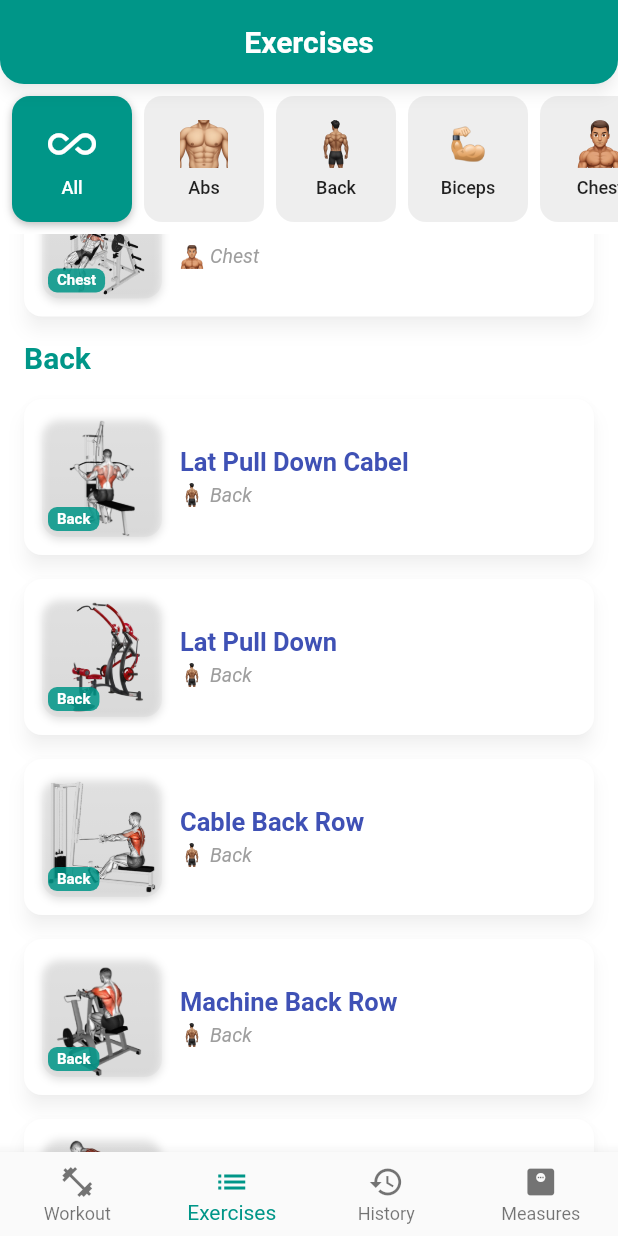
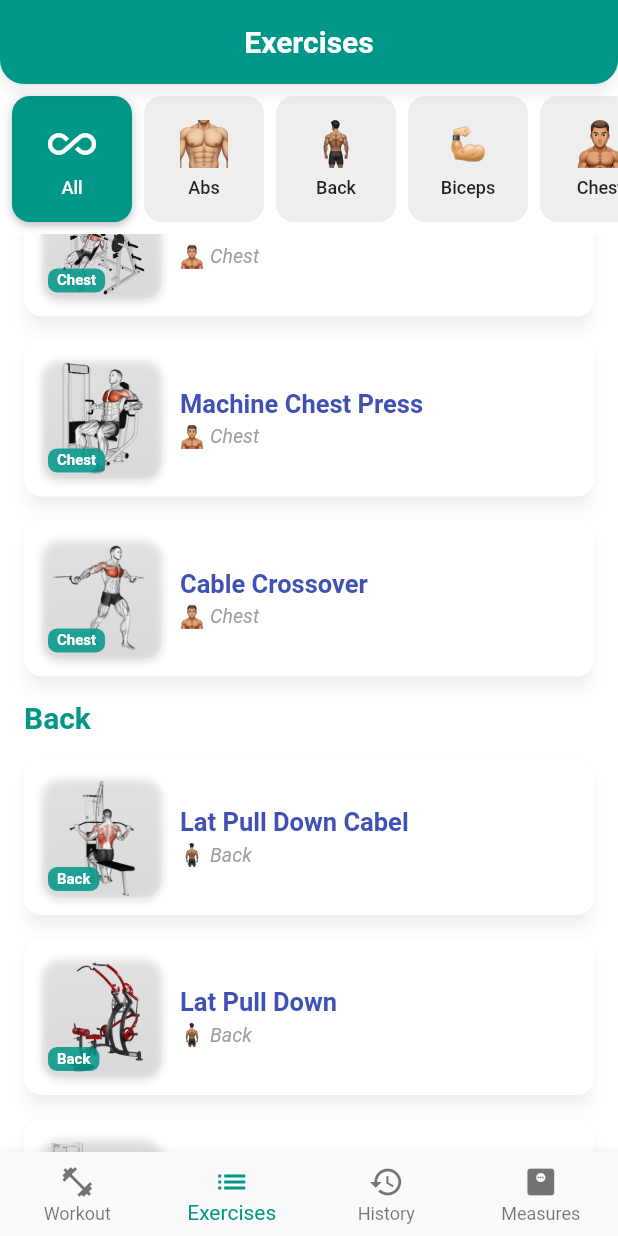
Before and after one commit to zFiora/workout-tracker, a Flutter app: the screen it shows after launch, item 2 of the bottom bar chosen, scrolled down 576 dp, on a phone screen of 412 x 824 dp. Run offline on Flutter 3.47's test engine with Material 3 defaults, Android fonts, the phone set to English and light mode, and no system bars; our stand-ins replace hive, hive_flutter; accounts and stored records are empty.

Commit message:
new workouts added

```diff
--- a/lib/home/exercises/exerciesesList.dart
+++ b/lib/home/exercises/exerciesesList.dart
@@ -306,6 +306,30 @@ class ExercisesViewModel extends ChangeNotifier {
       category: WorkoutCategory.back,
       workoutImage: 'assets/workouts/back/close_grip_lat_pulldown.png',
     ),
+    ExerciseModel(
+      id: 50,
+      name: 'Machine Chest Press',
+      category: WorkoutCategory.chest,
+      workoutImage: 'assets/workouts/chest/machine_chest_press_flat.png',
+    ),
+    ExerciseModel(
+      id: 51,
+      name: 'Cable Crossover',
+      category: WorkoutCategory.chest,
+      workoutImage: 'assets/workouts/chest/cabel_crossover.png',
+    ),
+    ExerciseModel(
+      id: 52,
+      name: 'Hip Thrust',
+      category: WorkoutCategory.legs,
+      workoutImage: 'assets/workouts/legs/hip_thrust_barbell.png',
+    ),
+    ExerciseModel(
+      id: 53,
+      name: 'Seated Calf Raise',
+      category: WorkoutCategory.legs,
+      workoutImage: 'assets/workouts/legs/seated_calf_raise.png',
+    ),
   ];
 
   List<ExerciseModel> get exercises => List.unmodifiable(_exercises);
--- a/pubspec.yaml
+++ b/pubspec.yaml
@@ -73,6 +73,8 @@ flutter:
     - assets/workouts/chest/bench_press_barbell.png
     - assets/workouts/chest/incline_smith_press.png
     - assets/workouts/chest/flat_smith_press.png
+    - assets/workouts/chest/machine_chest_press_flat.png
+    - assets/workouts/chest/cabel_crossover.png
 
     - assets/workouts/back/lat_pulldown.png
     - assets/workouts/back/panta_lat_pulldown.png
@@ -123,6 +125,8 @@ flutter:
     - assets/workouts/legs/deadlift.png
     - assets/workouts/legs/seated_calf_press.png
     - assets/workouts/legs/calf_raises.png
+    - assets/workouts/legs/hip_thrust_barbell.png
+    - assets/workouts/legs/seated_calf_raise.png
 
     - assets/workout_category/chest_emoji.png
     - assets/workout_category/abs_emoji.png
```
Also changed, not shown: assets/workouts/chest/cabel_crossover.png (added), assets/workouts/chest/machine_chest_press_flat.png (added), assets/workouts/legs/hip_thrust_barbell.png (added), assets/workouts/legs/seated_calf_raise.png (added).
